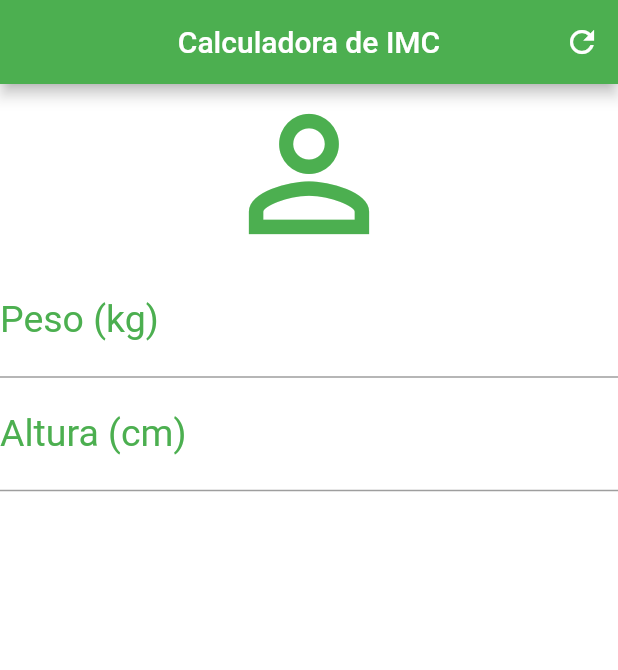
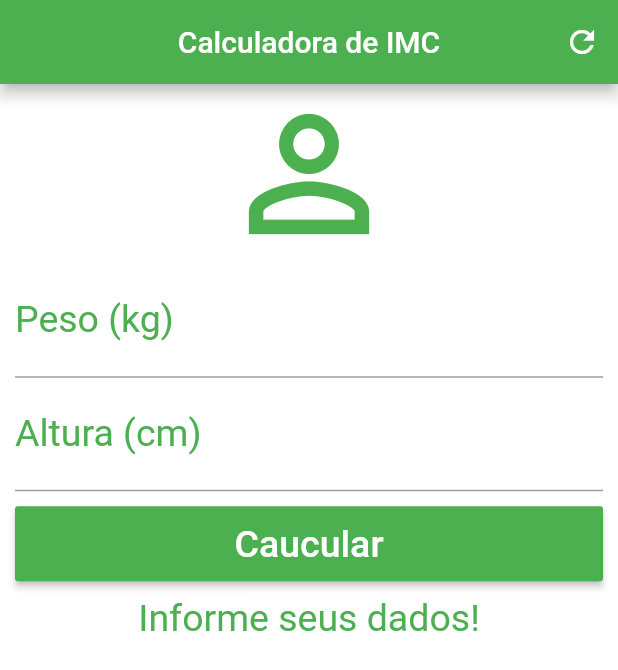
Before and after one commit to lucasslemos/app_imc, a Flutter app: the screen it shows after launch, after a tap on the "refresh" icon, on a phone screen of 412 x 824 dp. Shown: the top 670 px of the screen. Run offline on Flutter 3.47's test engine with Material 2 defaults, Android fonts, the phone set to English and light mode, and no system bars.

Commit message:
ScrollView e RaisedButton

```diff
--- a/lib/main.dart
+++ b/lib/main.dart
@@ -14,6 +14,34 @@ class Home extends StatefulWidget {
 }
 
 class _HomeState extends State<Home> {
+  TextEditingController weightController = TextEditingController();
+  TextEditingController heinghtController = TextEditingController();
+
+  GlobalKey<FormState> _formKey = GlobalKey<FormState>();
+
+  String _infoText = "Informe seus dados!";
+
+  void _resetFields() {
+    weightController.text = "";
+    heinghtController.text = "";
+    setState(() {
+      _infoText = "Informe seus dados!";
+    });
+  }
+
+  void _calculate(){
+    setState(() {
+      double weight = double.parse(weightController.text);
+      double height = double.parse(heinghtController.text) / 100;
+      double imc = weight / (height * height);
+
+      print(imc);
+      if(imc < 18.6){
+        _infoText = "Abaixo do Peso(${imc.toStringAsPrecision(3)})";
+      }
+    });
+  }
+
   @override
   Widget build(BuildContext context) {
     return Scaffold(
@@ -24,20 +52,24 @@ class _HomeState extends State<Home> {
           actions: [
             IconButton(
               icon: Icon(Icons.refresh),
-            onPressed: () {},
+              onPressed: _resetFields,
             )
           ],
         ),
         backgroundColor: Colors.white,
-      body: Column(
+        body: SingleChildScrollView(
+          padding: EdgeInsets.fromLTRB(10.0, 0.0, 10.0, 0.0),
+          child: Form(
+            key: _formKey,
+            child: Column(
               crossAxisAlignment: CrossAxisAlignment.stretch,
-        children: [
+              children: <Widget>[
                 Icon(
                   Icons.person_outline,
                   size: 120.0,
                   color: Colors.green,
                 ),
-          TextField(
+                TextFormField(
                   keyboardType: TextInputType.number,
                   decoration: InputDecoration(
                     labelText: "Peso (kg)",
@@ -45,8 +77,9 @@ class _HomeState extends State<Home> {
                   ),
                   textAlign: TextAlign.center,
                   style: TextStyle(color: Colors.green, fontSize: 25.0),
+                  controller: weightController,
                 ),
-          TextField(
+                TextFormField(
                   keyboardType: TextInputType.number,
                   decoration: InputDecoration(
                     labelText: "Altura (cm)",
@@ -54,9 +87,29 @@ class _HomeState extends State<Home> {
                   ),
                   textAlign: TextAlign.center,
                   style: TextStyle(color: Colors.green, fontSize: 25.0),
+                  controller: heinghtController,
+                ),
+                Padding(
+                  padding: EdgeInsets.only(top: 10.0, bottom: 10.0),
+                  child: Container(
+                      height: 50.0,
+                      child: RaisedButton(
+                        onPressed: _calculate,
+                        child: Text(
+                          "Caucular",
+                          style: TextStyle(color: Colors.white, fontSize: 25.0),
+                        ),
+                        color: Colors.green,
+                      )),
+                ),
+                Text(
+                  _infoText,
+                  textAlign: TextAlign.center,
+                  style: TextStyle(color: Colors.green, fontSize: 25.0),
                 )
               ],
             ),
-    );
+          )
+        ));
   }
 }
```
Lines whose indentation alone changed are shown as unchanged.
